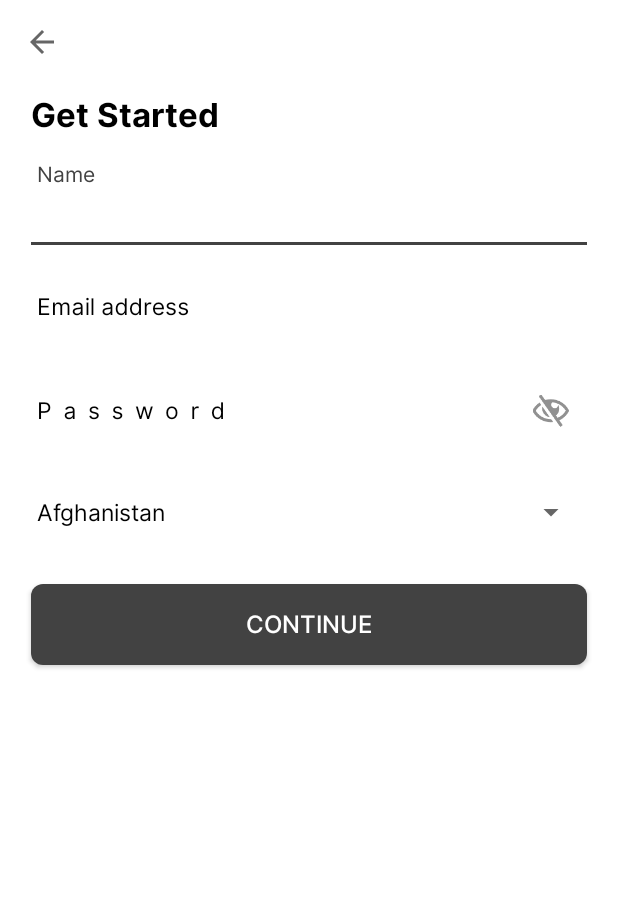
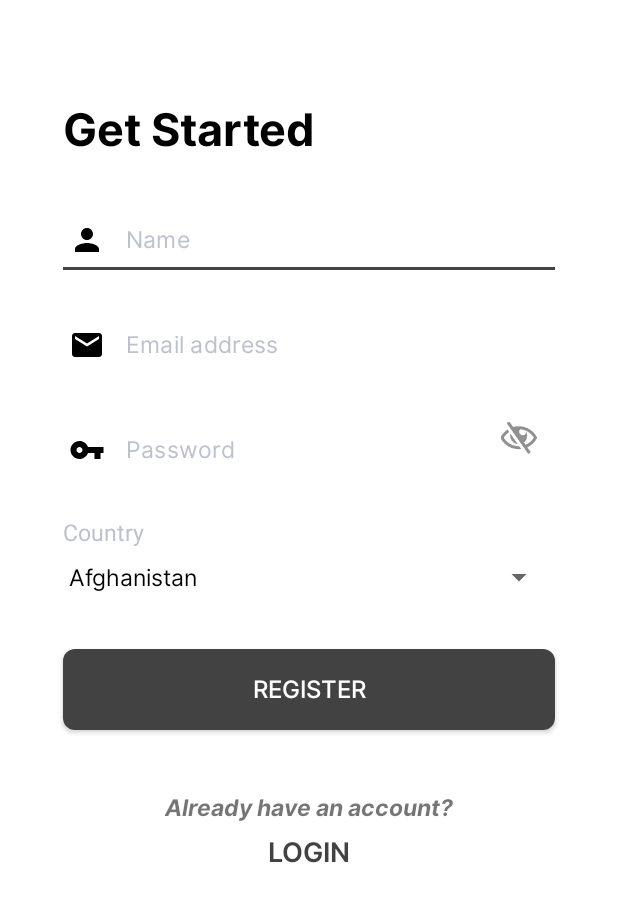
Before and after one commit to ajcordenete/iPeople, an Android app: the RegisterActivity screen opened directly, with no data from a screen before it, on a phone screen of 412 x 824 dp. Shown: the top 902 px of the screen. Run offline under Robolectric (Android 15) with nearby library versions, the phone set to English and light mode, and no system bars; our stand-ins replace Dagger/Hilt's generated code, RxJava, Timber, data binding; libraries missing offline, so code that uses them is left out: com.jakewharton.rxbinding3; 5 statements that could not run were skipped.

Commit message:
implemented new design for register xml

```diff
--- a/app/src/main/java/com/aljon/ipeople/features/auth/register/RegisterActivity.kt
+++ b/app/src/main/java/com/aljon/ipeople/features/auth/register/RegisterActivity.kt
@@ -10,7 +10,6 @@ import com.aljon.ipeople.databinding.ActivityRegisterBinding
 import com.aljon.ipeople.features.main.MainActivity
 import com.aljon.module.common.ninjaTap
 import com.aljon.module.common.toast
-import com.aljon.module.common.widget.CustomPasswordTransformation
 import io.reactivex.rxkotlin.subscribeBy
 import timber.log.Timber
 import java.util.*
@@ -33,15 +32,8 @@ class RegisterActivity : BaseViewModelActivity<ActivityRegisterBinding, Register
 
     override fun onCreate(savedInstanceState: Bundle?) {
         super.onCreate(savedInstanceState)
-        setupToolbar()
-
         setupViewModels()
         setupViews()
-    }
-
-    private fun setupToolbar() {
-        enableToolbarHomeIndicator()
-        setToolbarNoTitle()
     }
 
     private fun setupViewModels() {
@@ -58,12 +50,12 @@ class RegisterActivity : BaseViewModelActivity<ActivityRegisterBinding, Register
     }
 
     private fun setupViews() {
-        binding.etPassword.apply {
-            transformationMethod = CustomPasswordTransformation()
-        }
-
         disposables.add(binding.btnContinue.ninjaTap {
             register()
+        })
+
+        disposables.add(binding.login.ninjaTap {
+            finish()
         })
 
         val countryAdapter = ArrayAdapter(this,
--- a/app/src/main/res/layout/activity_login.xml
+++ b/app/src/main/res/layout/activity_login.xml
@@ -137,7 +137,7 @@
             android:background="@drawable/btn_rounded_gradiant"
             android:fontFamily="@font/inter_medium"
             android:gravity="center"
-            android:text="@string/continue_string"
+            android:text="@string/login"
             android:textAllCaps="true"
             android:textColor="@color/white"
             android:textSize="16sp"
--- a/app/src/main/res/layout/activity_register.xml
+++ b/app/src/main/res/layout/activity_register.xml
@@ -3,10 +3,18 @@
     xmlns:app="http://schemas.android.com/apk/res-auto"
     xmlns:tools="http://schemas.android.com/tools">
 
+    <FrameLayout
+        android:layout_width="match_parent"
+        android:layout_height="match_parent">
+
+        <ScrollView
+            android:layout_width="match_parent"
+            android:layout_height="match_parent">
+
             <androidx.constraintlayout.widget.ConstraintLayout
                 android:layout_width="match_parent"
-        android:layout_height="match_parent"
-        android:orientation="vertical">
+                android:layout_height="wrap_content"
+                android:padding="@dimen/spacing_large">
 
                 <androidx.constraintlayout.widget.Guideline
                     android:id="@+id/leftGuideLine"
@@ -22,23 +30,19 @@
                     android:orientation="vertical"
                     app:layout_constraintGuide_percent=".95" />
 
-        <include
-            android:id="@+id/toolbar"
-            layout="@layout/include_toolbar_center_no_statusbar" />
-
                 <androidx.appcompat.widget.AppCompatTextView
                     android:id="@+id/title"
                     android:layout_width="0dp"
                     android:layout_height="wrap_content"
-            android:layout_gravity="start|center"
-            android:layout_marginTop="4dp"
+                    android:layout_gravity="center"
+                    android:layout_marginTop="@dimen/spacing_huge"
                     android:fontFamily="@font/inter_bold"
                     android:gravity="start|center"
                     android:text="@string/get_started"
                     android:textColor="@color/black"
-            android:textSize="@dimen/font_larger"
+                    android:textSize="@dimen/font_huge"
                     app:layout_constraintStart_toStartOf="@+id/leftGuideLine"
-            app:layout_constraintTop_toBottomOf="@+id/toolbar" />
+                    app:layout_constraintTop_toTopOf="parent"/>
 
                 <com.google.android.material.textfield.TextInputLayout
                     android:id="@+id/etNameLayout"
@@ -46,7 +50,7 @@
                     android:layout_width="0dp"
                     android:layout_height="wrap_content"
                     android:layout_marginTop="@dimen/spacing_normal"
-            android:hint="@string/name"
+                    app:hintEnabled="false"
                     app:layout_constraintEnd_toStartOf="@+id/rightGuideLine"
                     app:layout_constraintStart_toStartOf="@+id/leftGuideLine"
                     app:layout_constraintTop_toBottomOf="@+id/title">
@@ -59,9 +63,12 @@
                         android:fontFamily="@font/inter_regular"
                         android:imeOptions="actionNext"
                         android:maxLines="1"
+                        android:hint="@string/name"
                         android:nextFocusDown="@id/etEmail"
                         android:textColor="@color/black"
-                android:textSize="@dimen/font_normal"/>
+                        android:textSize="@dimen/font_normal"
+                        android:drawableStart="@drawable/ic_person"
+                        android:drawablePadding="@dimen/spacing_normal"/>
 
                     <requestFocus/>
                 </com.google.android.material.textfield.TextInputLayout>
@@ -72,7 +79,7 @@
                     android:layout_width="0dp"
                     android:layout_height="wrap_content"
                     android:layout_marginTop="@dimen/spacing_normal"
-            android:hint="@string/email_address"
+                    app:hintEnabled="false"
                     app:layout_constraintEnd_toStartOf="@+id/rightGuideLine"
                     app:layout_constraintStart_toStartOf="@+id/leftGuideLine"
                     app:layout_constraintTop_toBottomOf="@+id/etNameLayout">
@@ -86,9 +93,12 @@
                         android:imeOptions="actionNext"
                         android:inputType="textEmailAddress"
                         android:maxLines="1"
+                        android:hint="@string/email_address"
                         android:nextFocusDown="@id/etPassword"
                         android:textColor="@color/black"
-                android:textSize="@dimen/font_normal"/>
+                        android:textSize="@dimen/font_normal"
+                        android:drawableStart="@drawable/ic_email"
+                        android:drawablePadding="@dimen/spacing_normal"/>
                 </com.google.android.material.textfield.TextInputLayout>
 
                 <com.google.android.material.textfield.TextInputLayout
@@ -97,7 +107,7 @@
                     android:layout_width="0dp"
                     android:layout_height="wrap_content"
                     android:layout_marginTop="@dimen/spacing_normal"
-            android:hint="@string/password"
+                    app:hintEnabled="false"
                     app:layout_constraintEnd_toStartOf="@+id/rightGuideLine"
                     app:layout_constraintStart_toStartOf="@+id/leftGuideLine"
                     app:layout_constraintTop_toBottomOf="@+id/etEmailLayout"
@@ -112,27 +122,39 @@
                         android:fontFamily="@font/inter_regular"
                         android:imeOptions="actionNext"
                         android:inputType="textPassword"
-                android:letterSpacing=".5"
                         android:maxLines="1"
+                        android:hint="@string/password"
                         android:nextFocusDown="@id/etCountry"
-                android:textColor="@color/light_slate_gray"
-                android:textSize="@dimen/font_normal" />
+                        android:textSize="@dimen/font_normal"
+                        android:drawableStart="@drawable/ic_password"
+                        android:drawablePadding="@dimen/spacing_normal" />
                 </com.google.android.material.textfield.TextInputLayout>
+
+                <androidx.appcompat.widget.AppCompatTextView
+                    android:id="@+id/countryHint"
+                    android:layout_width="wrap_content"
+                    android:layout_height="wrap_content"
+                    android:layout_marginTop="@dimen/spacing_large"
+                    android:text="@string/country"
+                    android:textColor="@color/light_slate_gray_50"
+                    android:textSize="@dimen/font_normal"
+                    app:layout_constraintStart_toStartOf="@+id/leftGuideLine"
+                    app:layout_constraintTop_toBottomOf="@id/etPasswordLayout"
+                    app:layout_constraintVertical_bias="0.0" />
 
                 <androidx.appcompat.widget.AppCompatSpinner
                     android:id="@+id/etCountry"
                     android:layout_width="0dp"
                     android:layout_height="wrap_content"
-            android:layout_marginTop="@dimen/spacing_large"
+                    android:layout_marginTop="@dimen/spacing_tiny"
                     android:gravity="left"
                     android:letterSpacing=".5"
                     android:inputType="textAutoComplete"
                     android:fontFamily="@font/inter_regular"
                     app:layout_constraintStart_toEndOf="@id/leftGuideLine"
                     app:layout_constraintEnd_toStartOf="@+id/rightGuideLine"
-            app:layout_constraintTop_toBottomOf="@+id/etPasswordLayout"
-            tools:listitem="@layout/item_country" />
-
+                    app:layout_constraintTop_toBottomOf="@+id/countryHint"
+                    tools:listitem="@layout/item_country"/>
 
                 <androidx.appcompat.widget.AppCompatButton
                     android:id="@+id/btnContinue"
@@ -142,7 +164,7 @@
                     android:background="@drawable/btn_rounded_gradiant"
                     android:fontFamily="@font/inter_medium"
                     android:gravity="center"
-            android:text="@string/continue_string"
+                    android:text="@string/register"
                     android:textAllCaps="true"
                     android:textColor="@color/white"
                     android:textSize="16sp"
@@ -150,5 +172,37 @@
                     app:layout_constraintStart_toStartOf="@+id/leftGuideLine"
                     app:layout_constraintTop_toBottomOf="@+id/etCountry" />
 
+                <androidx.appcompat.widget.AppCompatTextView
+                    android:id="@+id/signUpLabel"
+                    android:layout_width="wrap_content"
+                    android:layout_height="wrap_content"
+                    android:layout_marginTop="@dimen/spacing_huge"
+                    android:fontFamily="@font/inter_bolditalic"
+                    android:gravity="start|center"
+                    android:text="@string/already_have_an_account"
+                    android:textSize="@dimen/font_normal"
+                    app:layout_constraintEnd_toStartOf="@+id/rightGuideLine"
+                    app:layout_constraintStart_toStartOf="@+id/leftGuideLine"
+                    app:layout_constraintTop_toBottomOf="@+id/btnContinue" />
+
+                <androidx.appcompat.widget.AppCompatTextView
+                    android:id="@+id/login"
+                    android:layout_width="wrap_content"
+                    android:layout_height="wrap_content"
+                    android:layout_marginTop="@dimen/spacing_tiny"
+                    android:fontFamily="@font/inter_semibold"
+                    android:gravity="start|center"
+                    android:text="@string/login"
+                    android:textAllCaps="true"
+                    android:textColor="@color/colorPrimary"
+                    android:textSize="@dimen/font_large"
+                    app:layout_constraintEnd_toStartOf="@+id/rightGuideLine"
+                    app:layout_constraintStart_toStartOf="@+id/leftGuideLine"
+                    app:layout_constraintTop_toBottomOf="@+id/signUpLabel" />
+
             </androidx.constraintlayout.widget.ConstraintLayout>
+
+        </ScrollView>
+
+    </FrameLayout>
 </layout>
--- a/common/src/main/res/values/strings.xml
+++ b/common/src/main/res/values/strings.xml
@@ -13,7 +13,8 @@
     </string>
     <string name="signup">Signup</string>
     <string name="login">Login</string>
-    <string name="dont_have_an_account">Dont have an account?</string>
+    <string name="dont_have_an_account">Don\'t have an account?</string>
+    <string name="already_have_an_account">Already have an account?</string>
     <string name="save_new_password">Save new password</string>
     <string name="current_password">Current password</string>
     <string name="email_address">Email address</string>
```
Lines whose indentation alone changed are shown as unchanged.
